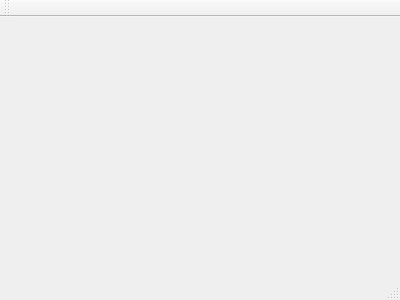
The window that mainwindow.ui (stefaniagiorgi/ErasmusIo) describes before a commit, drawn with Qt 5.
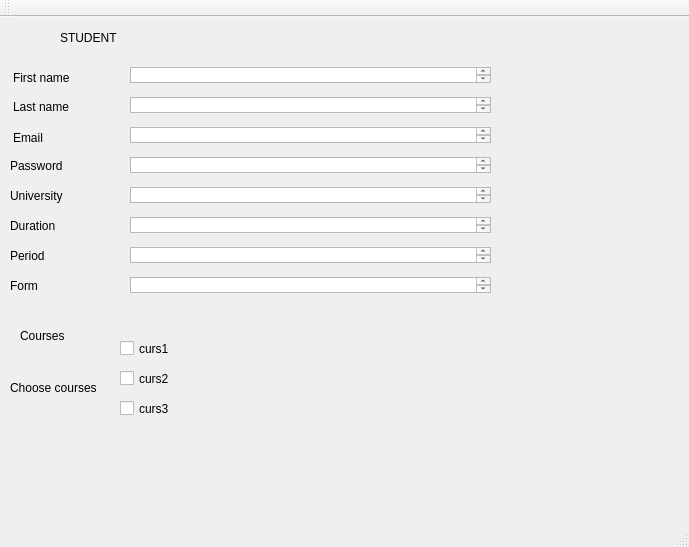
The same window after the commit.

Commit message: design student form

```diff
--- a/mainwindow.ui
+++ b/mainwindow.ui
@@ -1,24 +1,302 @@
 <ui version="4.0">
  <class>MainWindow</class>
- <widget class="QMainWindow" name="MainWindow" >
-  <property name="geometry" >
+ <widget class="QMainWindow" name="MainWindow">
+  <property name="geometry">
    <rect>
     <x>0</x>
     <y>0</y>
-    <width>400</width>
-    <height>300</height>
+    <width>689</width>
+    <height>547</height>
    </rect>
   </property>
   <property name="windowTitle" >
    <string>MainWindow</string>
   </property>
-  <widget class="QMenuBar" name="menuBar" />
-  <widget class="QToolBar" name="mainToolBar" />
-  <widget class="QWidget" name="centralWidget" />
-  <widget class="QStatusBar" name="statusBar" />
+  <widget class="QWidget" name="centralWidget">
+   <widget class="QLabel" name="label">
+    <property name="geometry">
+     <rect>
+      <x>60</x>
+      <y>0</y>
+      <width>61</width>
+      <height>41</height>
+     </rect>
+    </property>
+    <property name="text">
+     <string>STUDENT</string>
+    </property>
+   </widget>
+   <widget class="QLabel" name="label_2">
+    <property name="geometry">
+     <rect>
+      <x>13</x>
+      <y>50</y>
+      <width>81</width>
+      <height>21</height>
+     </rect>
+    </property>
+    <property name="text">
+     <string>First name</string>
+    </property>
+   </widget>
+   <widget class="QLabel" name="label_3">
+    <property name="geometry">
+     <rect>
+      <x>13</x>
+      <y>110</y>
+      <width>81</width>
+      <height>21</height>
+     </rect>
+    </property>
+    <property name="text">
+     <string>Email</string>
+    </property>
+   </widget>
+   <widget class="QLabel" name="label_4">
+    <property name="geometry">
+     <rect>
+      <x>13</x>
+      <y>80</y>
+      <width>81</width>
+      <height>20</height>
+     </rect>
+    </property>
+    <property name="text">
+     <string>Last name</string>
+    </property>
+   </widget>
+   <widget class="QLabel" name="label_5">
+    <property name="geometry">
+     <rect>
+      <x>10</x>
+      <y>140</y>
+      <width>54</width>
+      <height>17</height>
+     </rect>
+    </property>
+    <property name="text">
+     <string>Password</string>
+    </property>
+   </widget>
+   <widget class="QLabel" name="label_6">
+    <property name="geometry">
+     <rect>
+      <x>10</x>
+      <y>170</y>
+      <width>61</width>
+      <height>17</height>
+     </rect>
+    </property>
+    <property name="text">
+     <string>University</string>
+    </property>
+   </widget>
+   <widget class="QLabel" name="label_7">
+    <property name="geometry">
+     <rect>
+      <x>10</x>
+      <y>200</y>
+      <width>54</width>
+      <height>17</height>
+     </rect>
+    </property>
+    <property name="text">
+     <string>Duration</string>
+    </property>
+   </widget>
+   <widget class="QLabel" name="label_8">
+    <property name="geometry">
+     <rect>
+      <x>10</x>
+      <y>230</y>
+      <width>54</width>
+      <height>17</height>
+     </rect>
+    </property>
+    <property name="text">
+     <string>Period</string>
+    </property>
+   </widget>
+   <widget class="QLabel" name="label_9">
+    <property name="geometry">
+     <rect>
+      <x>10</x>
+      <y>260</y>
+      <width>54</width>
+      <height>17</height>
+     </rect>
+    </property>
+    <property name="text">
+     <string>Form</string>
+    </property>
+   </widget>
+   <widget class="QTextEdit" name="textEdit">
+    <property name="geometry">
+     <rect>
+      <x>130</x>
+      <y>50</y>
+      <width>361</width>
+      <height>16</height>
+     </rect>
+    </property>
+   </widget>
+   <widget class="QTextEdit" name="textEdit_2">
+    <property name="geometry">
+     <rect>
+      <x>130</x>
+      <y>80</y>
+      <width>361</width>
+      <height>16</height>
+     </rect>
+    </property>
+   </widget>
+   <widget class="QTextEdit" name="textEdit_3">
+    <property name="geometry">
+     <rect>
+      <x>130</x>
+      <y>110</y>
+      <width>361</width>
+      <height>16</height>
+     </rect>
+    </property>
+   </widget>
+   <widget class="QTextEdit" name="textEdit_4">
+    <property name="geometry">
+     <rect>
+      <x>130</x>
+      <y>140</y>
+      <width>361</width>
+      <height>16</height>
+     </rect>
+    </property>
+   </widget>
+   <widget class="QTextEdit" name="textEdit_5">
+    <property name="geometry">
+     <rect>
+      <x>130</x>
+      <y>170</y>
+      <width>361</width>
+      <height>16</height>
+     </rect>
+    </property>
+   </widget>
+   <widget class="QTextEdit" name="textEdit_6">
+    <property name="geometry">
+     <rect>
+      <x>130</x>
+      <y>200</y>
+      <width>361</width>
+      <height>16</height>
+     </rect>
+    </property>
+   </widget>
+   <widget class="QTextEdit" name="textEdit_7">
+    <property name="geometry">
+     <rect>
+      <x>130</x>
+      <y>260</y>
+      <width>361</width>
+      <height>16</height>
+     </rect>
+    </property>
+   </widget>
+   <widget class="QTextEdit" name="textEdit_8">
+    <property name="geometry">
+     <rect>
+      <x>130</x>
+      <y>230</y>
+      <width>361</width>
+      <height>16</height>
+     </rect>
+    </property>
+   </widget>
+   <widget class="QLabel" name="label_10">
+    <property name="geometry">
+     <rect>
+      <x>20</x>
+      <y>310</y>
+      <width>54</width>
+      <height>17</height>
+     </rect>
+    </property>
+    <property name="text">
+     <string>Courses</string>
+    </property>
+   </widget>
+   <widget class="QCheckBox" name="checkBox">
+    <property name="geometry">
+     <rect>
+      <x>120</x>
+      <y>320</y>
+      <width>82</width>
+      <height>23</height>
+     </rect>
+    </property>
+    <property name="text">
+     <string>curs1</string>
+    </property>
+   </widget>
+   <widget class="QCheckBox" name="checkBox_2">
+    <property name="geometry">
+     <rect>
+      <x>120</x>
+      <y>380</y>
+      <width>82</width>
+      <height>23</height>
+     </rect>
+    </property>
+    <property name="text">
+     <string>curs3</string>
+    </property>
+   </widget>
+   <widget class="QCheckBox" name="checkBox_3">
+    <property name="geometry">
+     <rect>
+      <x>120</x>
+      <y>350</y>
+      <width>82</width>
+      <height>23</height>
+     </rect>
+    </property>
+    <property name="text">
+     <string>curs2</string>
+    </property>
+   </widget>
+   <widget class="QLabel" name="label_11">
+    <property name="geometry">
+     <rect>
+      <x>10</x>
+      <y>360</y>
+      <width>101</width>
+      <height>21</height>
+     </rect>
+    </property>
+    <property name="text">
+     <string>Choose courses</string>
+    </property>
+   </widget>
+  </widget>
+  <widget class="QMenuBar" name="menuBar">
+   <property name="geometry">
+    <rect>
+     <x>0</x>
+     <y>0</y>
+     <width>689</width>
+     <height>22</height>
+    </rect>
+   </property>
+  </widget>
+  <widget class="QToolBar" name="mainToolBar">
+   <attribute name="toolBarArea">
+    <enum>TopToolBarArea</enum>
+   </attribute>
+   <attribute name="toolBarBreak">
+    <bool>false</bool>
+   </attribute>
+  </widget>
+  <widget class="QStatusBar" name="statusBar"/>
  </widget>
- <layoutDefault spacing="6" margin="11" />
- <pixmapfunction></pixmapfunction>
+ <layoutdefault spacing="6" margin="11"/>
  <resources/>
  <connections/>
 </ui>
```
Left out of the diff: 3 changed lines with no effect on the pictures.
